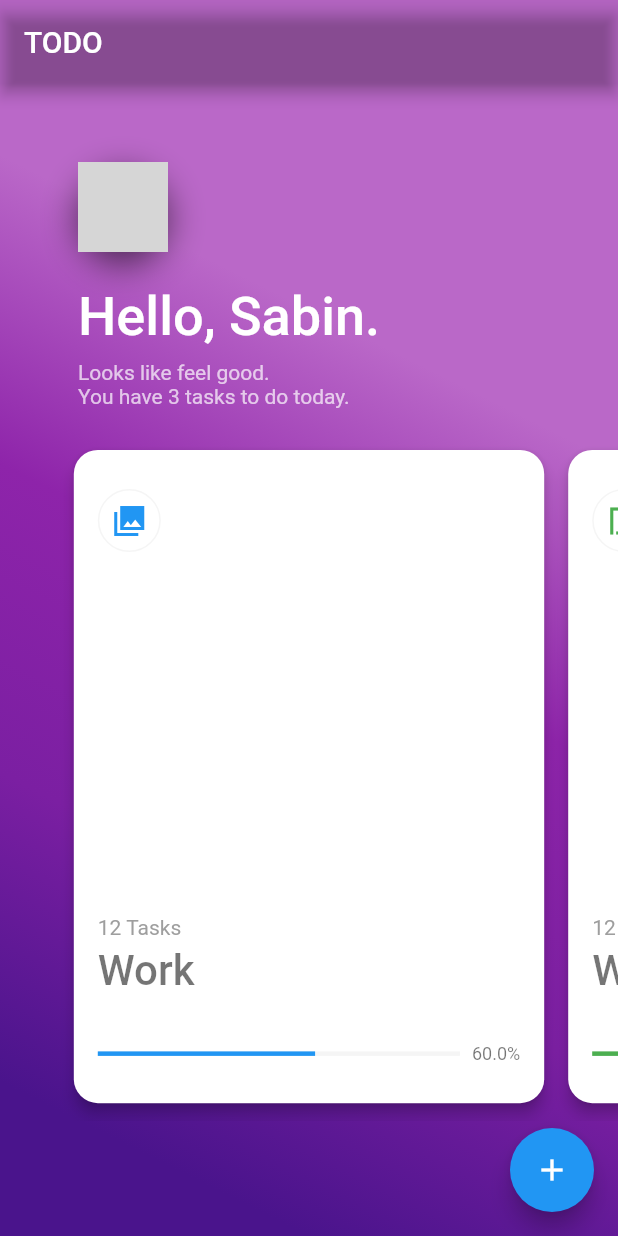
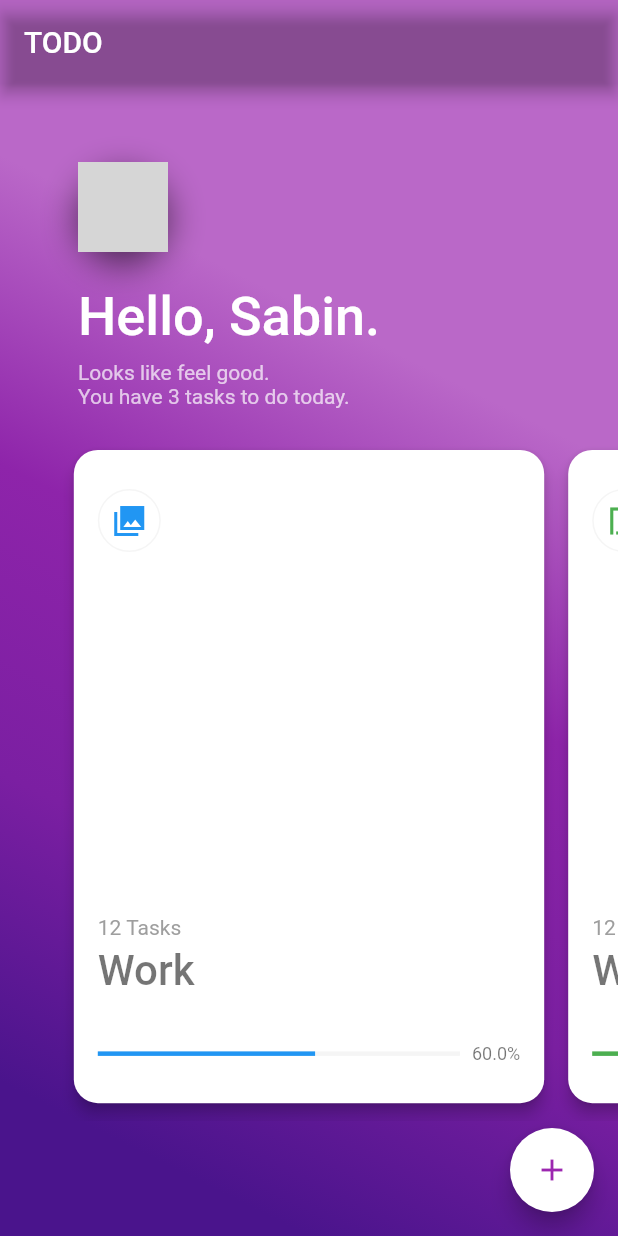
Before and after one commit to sabinbajracharya/fluttery-todo, a Flutter app: the screen it shows after launch, on a phone screen of 412 x 824 dp. Run offline on Flutter 3.47's test engine with Material 2 defaults, Android fonts, the phone set to English and light mode, and no system bars; network calls fail; Roboto replaces fonts that are missing (Hind, Montserrat); grey boxes are pictures that could not be loaded.

Commit message:
Change fab color based on card color

```diff
--- a/lib/main.dart
+++ b/lib/main.dart
@@ -156,7 +156,7 @@ class _MyHomePageState extends State<MyHomePage> {
                                 shape: BoxShape.circle,
                                 border: Border.all(
                                   color: Colors.grey.shade100,
-                                )
+                                ),
                               ),
                               child: Icon(
                                 IconData(
@@ -205,7 +205,9 @@ class _MyHomePageState extends State<MyHomePage> {
         ),
         floatingActionButton: FloatingActionButton(
           onPressed: _incrementCounter,
-          tooltip: 'Increment',
+          tooltip: 'New Todo',
+          backgroundColor: Colors.white,
+          foregroundColor: color,
           child: Icon(Icons.add),
         ),
       ),
```
